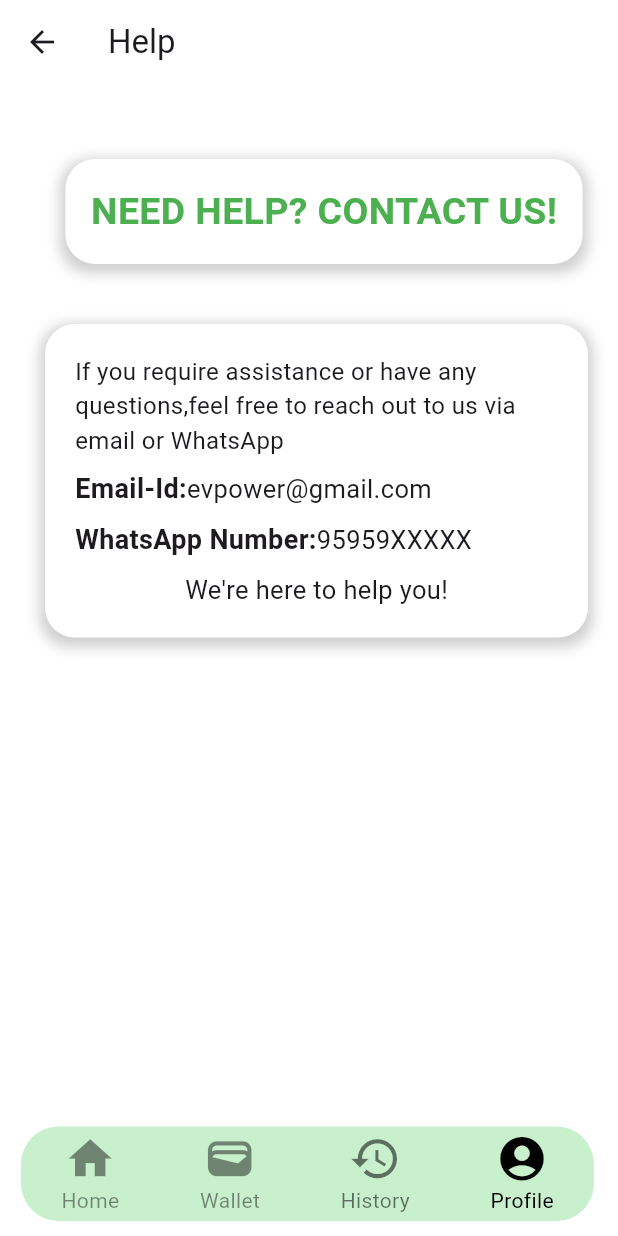
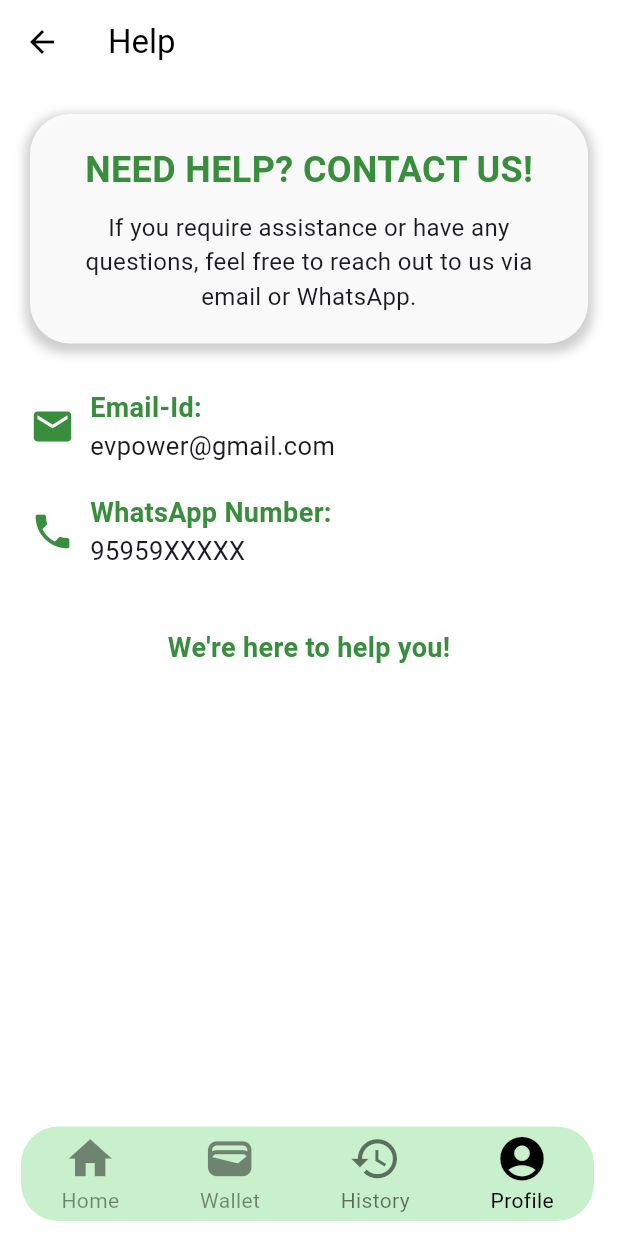
Before and after one commit to anishkumar-0502/EV_APPLICATION_BASE, a Flutter app: the HelpPage screen opened directly, on a phone screen of 412 x 824 dp. Run offline on Flutter 3.47's test engine with Material 3 defaults, Android fonts, the phone set to English and light mode, and no system bars; our stand-ins replace shared_preferences; missing offline and left inert: flutter_dialogs, razorpay_flutter; accounts and stored records are empty.

Commit message:
Updated the style

```diff
--- a/lib/src/pages/charging/charging.dart
+++ b/lib/src/pages/charging/charging.dart
@@ -402,7 +402,7 @@
 
   @override
   Widget build(BuildContext context) {
-    String? username = widget.username;
+    // String? username = widget.username;
     String? ChargerID = widget.searchChargerID;
 
     return Scaffold(
--- a/lib/src/pages/profile/help/help.dart
+++ b/lib/src/pages/profile/help/help.dart
@@ -26,105 +26,76 @@
 
       appBar: AppBar(
         backgroundColor: Colors.white,
-
-        title: const Text('Help'), // Proper use of 'const'
+        title: const Text('Help', style: TextStyle(color: Colors.black)),
+        iconTheme: const IconThemeData(color: Colors.black),
       ),
-      body: Column(
+      body: Padding(
+        padding: const EdgeInsets.all(20.0),
+        child: Column(
+          crossAxisAlignment: CrossAxisAlignment.start,
           children: [
             Container(
-            margin: const EdgeInsets.only(top: 50, left: 20),
-            padding: const EdgeInsets.all(
-                17), // Padding for some space around the text
+              width: double.infinity,
+              padding: const EdgeInsets.all(20),
               decoration: BoxDecoration(
-              color: Colors.white, // Background color for the container
-              borderRadius: BorderRadius.circular(20), // Border radius
+                color: const Color.fromARGB(222, 255, 255, 255),
+                borderRadius: BorderRadius.circular(27.0),
                 boxShadow: [
-                // Shadow definition
                   BoxShadow(
-                  color: Colors.grey
-                      .withOpacity(0.5), // Shadow color with some transparency
-                  spreadRadius: 3, // How much the shadow spreads
-                  blurRadius: 7, // Blurring effect
-                  offset: const Offset(0, 3), // Shadow offset (x, y)
+                    color: Colors.grey.withOpacity(0.5),
+                    spreadRadius: 3,
+                    blurRadius: 5,
+                    offset: const Offset(0, 3),
                   ),
                 ],
-            ), // Added a basic body layout with a message
-            child: const Text(
+              ),
+              child: Column(
+                children: [
+                  Text(
                     'NEED HELP? CONTACT US!',
                     style: TextStyle(
-                fontSize: 25, // Font size
-                fontWeight: FontWeight.bold, // Font weight
-                color: Colors.green, // Font color
+                      fontSize: 24,
+                      fontWeight: FontWeight.bold,
+                      color: Colors.green.shade700,
+                    ),
+                  ),
+                  const SizedBox(height: 10),
+                  const Text(
+                    'If you require assistance or have any questions, feel free to reach out to us via email or WhatsApp.',
+                    textAlign: TextAlign.center,
+                    style: TextStyle(
+                      fontSize: 16,
+                      // color: Colors.green.shade700,
+                    ),
+                  ),
+                ],
+              ),
+            ),
+            const SizedBox(height: 30),
+            const ContactInfo(
+              title: 'Email-Id:',
+              info: 'evpower@gmail.com',
+              icon: Icons.email,
+            ),
+            const SizedBox(height: 20),
+            const ContactInfo(
+              title: 'WhatsApp Number:',
+              info: '95959XXXXX',
+              icon: Icons.phone,
+            ),
+            const SizedBox(height: 40),
+            Center(
+              child: Text(
+                "We're here to help you!",
+                style: TextStyle(
+                  fontSize: 18,
+                  fontWeight: FontWeight.bold,
+                  color: Colors.green.shade700,
                 ),
               ),
             ),
-          Container(
-            margin: const EdgeInsets.only(top: 40, left: 30, right: 20),
-            padding: const EdgeInsets.all(
-                20), // Padding for some space around the text
-            decoration: BoxDecoration(
-              color: Colors.white, // Background color for the container
-              borderRadius: BorderRadius.circular(20), // Border radius
-              boxShadow: [
-                // Shadow definition
-                BoxShadow(
-                  color: Colors.grey
-                      .withOpacity(0.5), // Shadow color with some transparency
-                  spreadRadius: 3, // How much the shadow spreads
-                  blurRadius: 7, // Blurring effect
-                  offset: const Offset(0, 3), // Shadow offset (x, y)
-                ),
-              ],
-            ), //
-            child: const Column(
-              children: [
-                Text(
-                  'If you require assistance or have any questions,feel free to reach out to us via email or WhatsApp',
-                  style: TextStyle(fontSize: 16),
-                ),
-                Padding(
-                  padding: EdgeInsets.only(top: 8.0),
-                  child: Row(
-                    children: [
-                      Text(
-                        'Email-Id:',
-                        style: TextStyle(
-                            fontWeight: FontWeight.bold, fontSize: 18),
-                      ),
-                      Text(
-                        'evpower@gmail.com',
-                        style: TextStyle(fontSize: 17),
-                      )
           ],
         ),
-                ),
-                Padding(
-                  padding: EdgeInsets.only(top: 8.0),
-                  child: Row(
-                    children: [
-                      Text(
-                        'WhatsApp Number:',
-                        style: TextStyle(
-                            fontWeight: FontWeight.bold, fontSize: 18),
-                      ),
-                      Text(
-                        '95959XXXXX',
-                        style: TextStyle(fontSize: 17),
-                      )
-                    ],
-                  ),
-                ),
-                Padding(
-                  padding: EdgeInsets.only(top: 8.0),
-                  child: Text(
-                    "We're here to help you!",
-                    style: TextStyle(fontSize: 17),
-                  ),
-                )
-              ],
-            ),
-          )
-        ],
       ),
       floatingActionButton: FloatingButton(
         activeTab: activeTab,
@@ -133,3 +104,48 @@
     );
   }
 }
+
+class ContactInfo extends StatelessWidget {
+  final String title;
+  final String info;
+  final IconData icon;
+
+  const ContactInfo({
+    Key? key,
+    required this.title,
+    required this.info,
+    required this.icon,
+  }) : super(key: key);
+
+  @override
+  Widget build(BuildContext context) {
+    return Row(
+      children: [
+        Icon(icon, color: Colors.green.shade700, size: 30),
+        const SizedBox(width: 10),
+        Expanded(
+          child: Column(
+            crossAxisAlignment: CrossAxisAlignment.start,
+            children: [
+              Text(
+                title,
+                style: TextStyle(
+                  fontWeight: FontWeight.bold,
+                  fontSize: 18,
+                  color: Colors.green.shade700,
+                ),
+              ),
+              Text(
+                info,
+                style: const TextStyle(
+                  fontSize: 17,
+                  // color: Colors.green.shade700,
+                ),
+              ),
+            ],
+          ),
+        ),
+      ],
+    );
+  }
+}
--- a/lib/src/pages/profile/profile.dart
+++ b/lib/src/pages/profile/profile.dart
@@ -60,6 +60,7 @@
       body: Center(
         child: Column(
           children: <Widget>[
+            const SizedBox(height: 20.0),
             const Icon(
               Icons.account_circle_rounded,
               size: 120,
```
Also changed, not shown: lib/src/pages/History/history.dart (+24 -18 lines), lib/src/pages/History/sessiondetails.dart (+5 -4 lines), lib/src/pages/Wallet/wallet.dart (+15 -14 lines), lib/src/pages/home.dart (+20 -13 lines), lib/src/pages/profile/settings/settings.dart (+12 -0 lines), 8 other files. Lines whose indentation alone changed are shown as unchanged.
